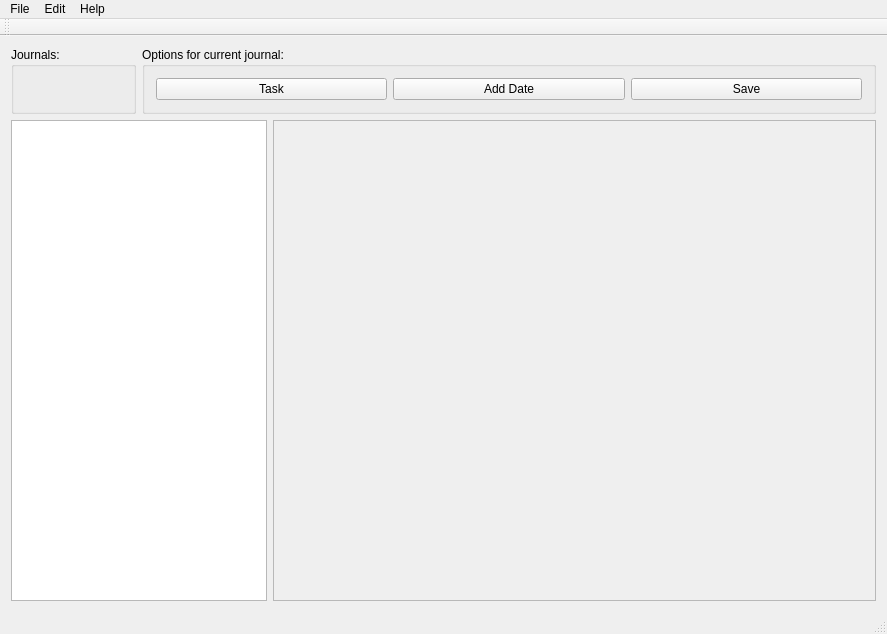
Old version of the form mainwindow.ui in the repository aBluePawn/JournalManager.
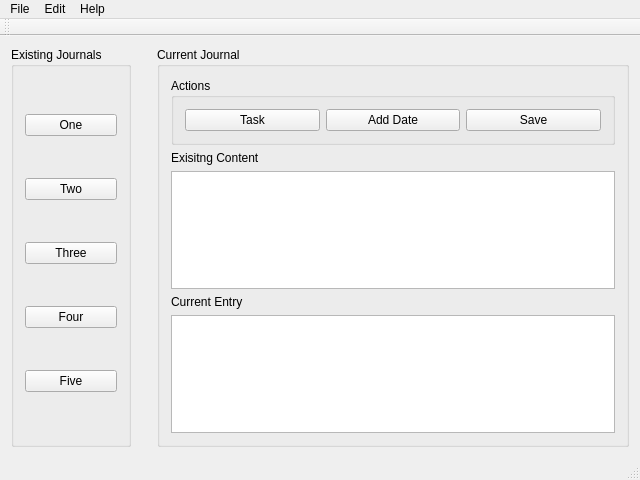
New version of the form.

```diff
--- a/mainwindow.ui
+++ b/mainwindow.ui
@@ -6,62 +6,66 @@
    <rect>
     <x>0</x>
     <y>0</y>
-    <width>887</width>
-    <height>634</height>
+    <width>640</width>
+    <height>480</height>
    </rect>
   </property>
   <property name="windowTitle">
    <string>MainWindow</string>
   </property>
   <widget class="QWidget" name="centralWidget">
-   <property name="autoFillBackground">
-    <bool>false</bool>
-   </property>
-   <layout class="QGridLayout" name="gridLayout">
-    <item row="1" column="0" colspan="2">
-     <widget class="QTextBrowser" name="textBrowser">
-      <property name="font">
-       <font>
-        <pointsize>12</pointsize>
-       </font>
+   <layout class="QGridLayout" name="gridLayout_2">
+    <item row="1" column="1">
+     <spacer name="verticalSpacer">
+      <property name="orientation">
+       <enum>Qt::Vertical</enum>
       </property>
-      <property name="textInteractionFlags">
-       <set>Qt::NoTextInteraction</set>
+      <property name="sizeHint" stdset="0">
+       <size>
+        <width>20</width>
+        <height>40</height>
+       </size>
       </property>
-     </widget>
+     </spacer>
     </item>
-    <item row="0" column="0">
+    <item row="1" column="0">
      <widget class="QGroupBox" name="groupBox">
       <property name="title">
-       <string>Journals:</string>
+       <string>Existing Journals</string>
       </property>
-      <layout class="QVBoxLayout" name="verticalLayout"/>
-     </widget>
-    </item>
-    <item row="0" column="1" colspan="2">
-     <widget class="QGroupBox" name="groupBox_2">
-      <property name="title">
-       <string>Options for current journal:</string>
-      </property>
-      <layout class="QHBoxLayout" name="horizontalLayout">
+      <layout class="QVBoxLayout" name="verticalLayout_2">
        <item>
-        <widget class="QPushButton" name="pushButton_3">
+        <widget class="QPushButton" name="pushButton_5">
          <property name="text">
-          <string>Task</string>
+          <string>One</string>
          </property>
         </widget>
        </item>
        <item>
         <widget class="QPushButton" name="pushButton_4">
          <property name="text">
-          <string>Add Date</string>
+          <string>Two</string>
+         </property>
+        </widget>
+       </item>
+       <item>
+        <widget class="QPushButton" name="pushButton_3">
+         <property name="text">
+          <string>Three</string>
          </property>
         </widget>
        </item>
        <item>
         <widget class="QPushButton" name="pushButton_2">
          <property name="text">
-          <string>Save</string>
+          <string>Four</string>
+         </property>
+        </widget>
+       </item>
+       <item>
+        <widget class="QPushButton" name="pushButton">
+         <property name="text">
+          <string>Five</string>
          </property>
         </widget>
        </item>
@@ -69,17 +73,62 @@
      </widget>
     </item>
     <item row="1" column="2">
-     <widget class="QTextEdit" name="textEdit">
-      <property name="enabled">
-       <bool>false</bool>
+     <widget class="QGroupBox" name="groupBox_2">
+      <property name="title">
+       <string>Current Journal</string>
       </property>
-      <property name="html">
-       <string>&lt;!DOCTYPE HTML PUBLIC &quot;-//W3C//DTD HTML 4.0//EN&quot; &quot;http://www.w3.org/TR/REC-html40/strict.dtd&quot;&gt;
-&lt;html&gt;&lt;head&gt;&lt;meta name=&quot;qrichtext&quot; content=&quot;1&quot; /&gt;&lt;style type=&quot;text/css&quot;&gt;
-p, li { white-space: pre-wrap; }
-&lt;/style&gt;&lt;/head&gt;&lt;body style=&quot; font-family:'MS Shell Dlg 2'; font-size:7.8pt; font-weight:400; font-style:normal;&quot;&gt;
-&lt;p style=&quot;-qt-paragraph-type:empty; margin-top:0px; margin-bottom:0px; margin-left:0px; margin-right:0px; -qt-block-indent:0; text-indent:0px;&quot;&gt;&lt;br /&gt;&lt;/p&gt;&lt;/body&gt;&lt;/html&gt;</string>
-      </property>
+      <layout class="QVBoxLayout" name="verticalLayout">
+       <item>
+        <widget class="QGroupBox" name="groupBox_3">
+         <property name="title">
+          <string>Actions</string>
+         </property>
+         <layout class="QHBoxLayout" name="horizontalLayout">
+          <item>
+           <widget class="QPushButton" name="pushButton_8">
+            <property name="text">
+             <string>Task</string>
+            </property>
+           </widget>
+          </item>
+          <item>
+           <widget class="QPushButton" name="pushButton_7">
+            <property name="text">
+             <string>Add Date</string>
+            </property>
+           </widget>
+          </item>
+          <item>
+           <widget class="QPushButton" name="pushButton_6">
+            <property name="text">
+             <string>Save</string>
+            </property>
+           </widget>
+          </item>
+         </layout>
+        </widget>
+       </item>
+       <item>
+        <widget class="QLabel" name="label_2">
+         <property name="text">
+          <string>Exisitng Content</string>
+         </property>
+        </widget>
+       </item>
+       <item>
+        <widget class="QTextEdit" name="textEdit"/>
+       </item>
+       <item>
+        <widget class="QLabel" name="label">
+         <property name="text">
+          <string>Current Entry</string>
+         </property>
+        </widget>
+       </item>
+       <item>
+        <widget class="QTextEdit" name="textEdit_2"/>
+       </item>
+      </layout>
      </widget>
     </item>
    </layout>
@@ -89,7 +138,7 @@
     <rect>
      <x>0</x>
      <y>0</y>
-     <width>887</width>
+     <width>640</width>
      <height>26</height>
     </rect>
    </property>
```
